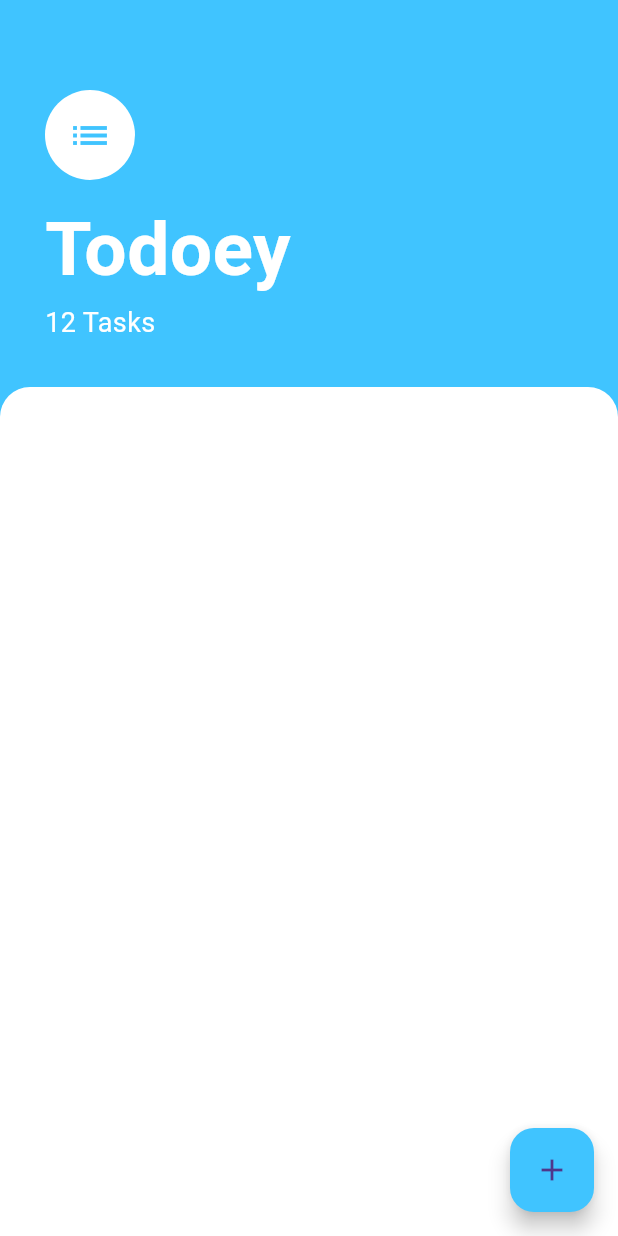
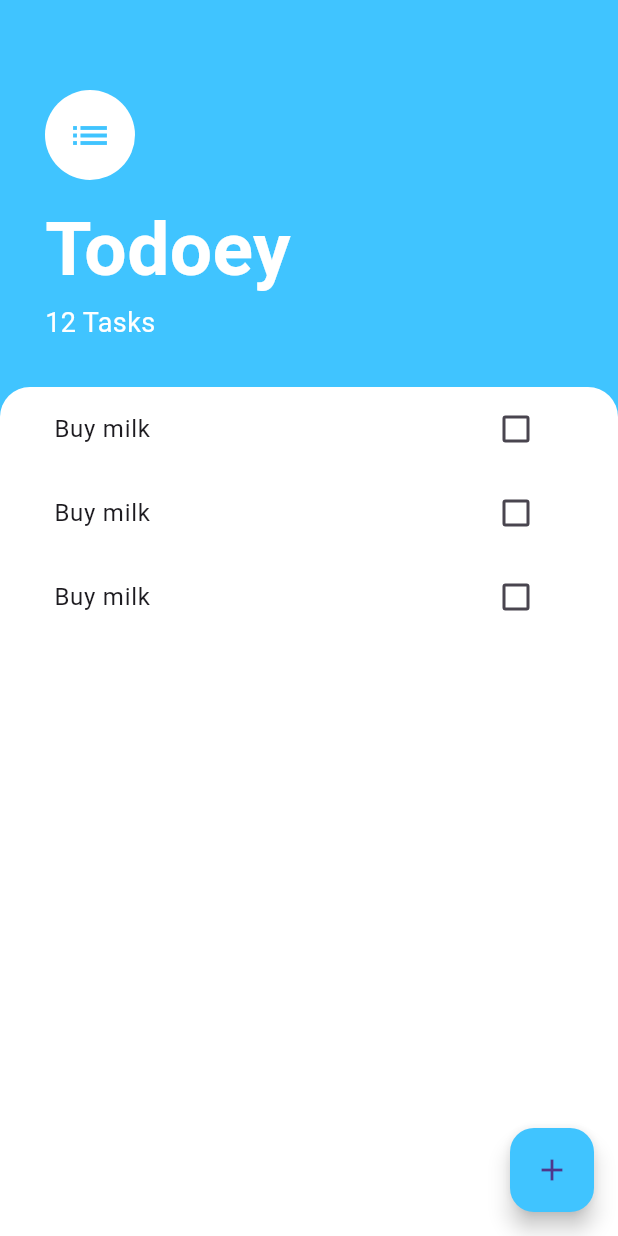
Before and after one commit to pawelmajchrzak/todoey_flutter, a Flutter app: the screen it shows after launch, on a phone screen of 412 x 824 dp. Run offline on Flutter 3.47's test engine with Material 3 defaults, Android fonts, the phone set to English and light mode, and no system bars.

Commit message:
add separates classes tasks_list and tast_tile

```diff
--- a/lib/tasks_screen.dart
+++ b/lib/tasks_screen.dart
@@ -1,23 +1,26 @@
 import 'package:flutter/material.dart';
+import 'widgets/tasks_list.dart';
 
 class TasksScreen extends StatelessWidget {
+  get checkBoxValue => null;
+
   @override
   Widget build(BuildContext context) {
     return Scaffold(
       backgroundColor: Colors.lightBlueAccent,
       floatingActionButton: FloatingActionButton(
         backgroundColor: Colors.lightBlueAccent,
-          child: Icon(Icons.add),
+        child: Icon(Icons.add),
         onPressed: () {
-
+          //
         },
       ),
       body: Column(
         crossAxisAlignment: CrossAxisAlignment.start,
         children: [
           Container(
-            padding:
-                EdgeInsets.only(top: 60.0, left: 30.0, right: 30.0, bottom: 30.0),
+            padding: EdgeInsets.only(
+                top: 60.0, left: 30.0, right: 30.0, bottom: 30.0),
             child: Column(
               crossAxisAlignment: CrossAxisAlignment.start,
               children: [
@@ -53,6 +56,7 @@ class TasksScreen extends StatelessWidget {
           ),
           Expanded(
             child: Container(
+              padding: EdgeInsets.symmetric(horizontal: 20.0),
               decoration: BoxDecoration(
                 color: Colors.white,
                 borderRadius: BorderRadius.only(
@@ -60,6 +64,7 @@ class TasksScreen extends StatelessWidget {
                   topRight: Radius.circular(20.0),
                 ),
               ),
+              child: TasksList(),
             ),
           )
         ],
--- /dev/null
+++ b/lib/widgets/task_tile.dart
@@ -0,0 +1,16 @@
+import 'package:flutter/material.dart';
+
+class TaskTile extends StatelessWidget {
+
+  @override
+  Widget build(BuildContext context) {
+    return ListTile(
+      title: Text('Buy milk'),
+      trailing: Checkbox(
+        value: false,
+        onChanged: (newValue) {
+        },
+      ),
+    );
+  }
+}
--- /dev/null
+++ b/lib/widgets/tasks_list.dart
@@ -0,0 +1,16 @@
+import 'package:flutter/material.dart';
+import 'task_tile.dart';
+
+class TasksList extends StatelessWidget {
+
+  @override
+  Widget build(BuildContext context) {
+    return ListView(
+      children: [
+        TaskTile(),
+        TaskTile(),
+        TaskTile(),
+      ],
+    );
+  }
+}
```
